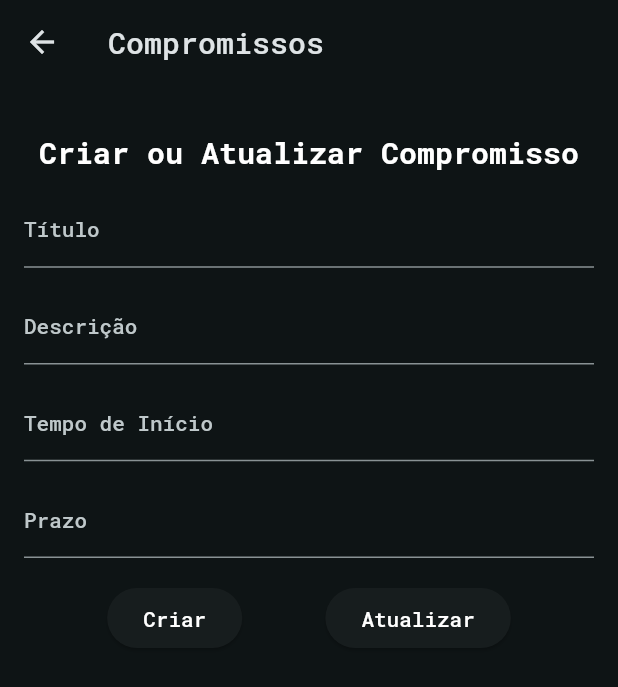
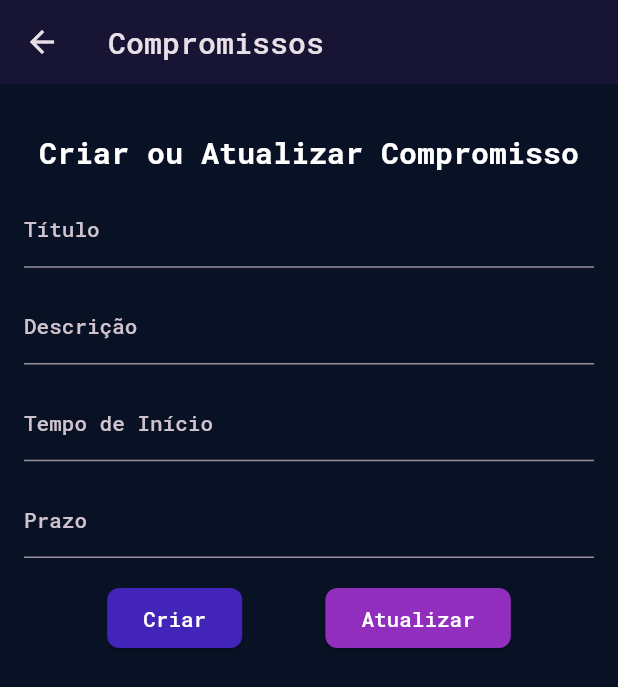
Before and after one commit to MauAgendar/mauagendar, a Flutter app: the HomePage screen opened directly with empty values, after a tap on "Compromissos", on a phone screen of 412 x 824 dp. Shown: the top 687 px of the screen. Run offline on Flutter 3.47's test engine with Material 2 defaults, Android fonts, the light colour scheme and no system bars; our stand-ins replace flutter_secure_storage, google_fonts, jwt_decoder; accounts and stored records are empty; network calls fail.

Commit message:
Alterando cores home e appointments

```diff
--- a/mobile/lib/appointments.dart
+++ b/mobile/lib/appointments.dart
@@ -2,6 +2,8 @@ import 'package:flutter/material.dart';
 import 'package:flutter_secure_storage/flutter_secure_storage.dart';
 import 'package:http/http.dart' as http;
 import 'dart:convert';
+
+import 'package:mauagendar/main.dart';
 
 class Appointment {
   final int id;
@@ -223,7 +225,9 @@ class _CompromissosState extends State<Compromissos> {
   @override
   Widget build(BuildContext context) {
     return Scaffold(
+      backgroundColor: backgroundColor,
       appBar: AppBar(
+        backgroundColor: accentColor.withOpacity(0.1),
         leading: IconButton(
           icon: const Icon(Icons.arrow_back),
           onPressed: () => Navigator.pop(context),
@@ -233,6 +237,10 @@ class _CompromissosState extends State<Compromissos> {
       body: SingleChildScrollView(
         child: Form(
           key: _formKey,
+          child: Container(
+            alignment: Alignment.topCenter,
+            child: SizedBox(
+              width: 800,
               child: Column(
                 children: [
                   const SizedBox(height: 16),
@@ -240,12 +248,19 @@ class _CompromissosState extends State<Compromissos> {
                     children: _appointments.map((appointment) {
                       return Container(
                         padding: const EdgeInsets.all(16),
-                    margin:
-                        const EdgeInsets.symmetric(vertical: 8, horizontal: 16),
+                        margin: const EdgeInsets.symmetric(
+                            vertical: 8, horizontal: 16),
                         decoration: BoxDecoration(
-                      border: Border.all(color: Colors.purple[300]!),
+                            border: Border.all(color: accentColor.withOpacity(0.2)),
                             borderRadius: BorderRadius.circular(8),
-                    ),
+                            gradient: LinearGradient(
+                              begin: Alignment.topRight,
+                              end: Alignment.bottomLeft,
+                              colors: [
+                                primaryColor.withOpacity(0.2),
+                                accentColor.withOpacity(0.2),
+                              ],
+                            )),
                         child: Column(
                           crossAxisAlignment: CrossAxisAlignment.start,
                           children: [
@@ -300,7 +315,8 @@ class _CompromissosState extends State<Compromissos> {
                                         appointment.description;
                                     _startTimeController.text =
                                         appointment.startTime;
-                                _endTimeController.text = appointment.endTime;
+                                    _endTimeController.text =
+                                        appointment.endTime;
                                   }),
                                   child: Text(
                                     'Editar',
@@ -433,7 +449,8 @@ class _CompromissosState extends State<Compromissos> {
                                         content: Text(error.toString()),
                                         actions: [
                                           TextButton(
-                                        onPressed: () => Navigator.pop(context),
+                                            onPressed: () =>
+                                                Navigator.pop(context),
                                             child: const Text('OK'),
                                           ),
                                         ],
@@ -442,6 +459,13 @@ class _CompromissosState extends State<Compromissos> {
                                   });
                                 }
                               },
+                              style: ElevatedButton.styleFrom(
+                                foregroundColor: textColor,
+                                backgroundColor: primaryColor,
+                                shape: RoundedRectangleBorder(
+                                  borderRadius: BorderRadius.circular(8.0),
+                                ),
+                              ),
                               child: const Text(
                                 'Criar',
                                 style: TextStyle(
@@ -461,7 +485,8 @@ class _CompromissosState extends State<Compromissos> {
                                             'Por favor, selecione um compromisso para atualizar'),
                                         actions: [
                                           TextButton(
-                                        onPressed: () => Navigator.pop(context),
+                                            onPressed: () =>
+                                                Navigator.pop(context),
                                             child: const Text('OK'),
                                           ),
                                         ],
@@ -488,6 +513,13 @@ class _CompromissosState extends State<Compromissos> {
                                   }
                                 }
                               },
+                              style: ElevatedButton.styleFrom(
+                                foregroundColor: textColor,
+                                backgroundColor: accentColor,
+                                shape: RoundedRectangleBorder(
+                                  borderRadius: BorderRadius.circular(8.0),
+                                ),
+                              ),
                               child: const Text(
                                 'Atualizar',
                                 style: TextStyle(
@@ -505,6 +537,8 @@ class _CompromissosState extends State<Compromissos> {
               ),
             ),
           ),
+        ),
+      ),
     );
   }
 }
--- a/mobile/lib/home.dart
+++ b/mobile/lib/home.dart
@@ -1,11 +1,11 @@
 import 'package:flutter/material.dart';
+import 'package:mauagendar/main.dart';
 import 'package:mauagendar/user.dart';
 import 'package:mauagendar/navbar.dart';
 
 class HomePage extends StatefulWidget {
   final User user;
   const HomePage({super.key, required this.user});
-
   @override
   _HomePageState createState() => _HomePageState();
 }
@@ -18,8 +18,14 @@ class _HomePageState extends State<HomePage> {
 
   @override
   Widget build(BuildContext context) {
+    const LinearGradient gradient = LinearGradient(
+    colors: <Color>[Color.fromARGB(255, 66, 37, 184),  Color.fromARGB(255, 146, 46, 189)],
+  );
+
     return Scaffold(
+      backgroundColor: backgroundColor,
       appBar: AppBar(
+        backgroundColor: accentColor.withOpacity(0.1),
         title: const Text('Mauagendar - Home'),
         actions: [
           Navbar(
@@ -28,9 +34,14 @@ class _HomePageState extends State<HomePage> {
         ],
       ),
       body: Center(
-        child: Text(
-          "Olá ${widget.user.email}!",
-          style: const TextStyle(color: Colors.deepPurple, fontSize: 24.0),
+        child: ShaderMask(
+          shaderCallback: (Rect rect){
+            return gradient.createShader(rect);
+          },
+          child: Text(
+            "Olá ${widget.user.email}!",
+            style: const TextStyle(color: Colors.deepPurple, fontSize: 80),
+          ),
         ),
       ),
     );
--- a/mobile/lib/main.dart
+++ b/mobile/lib/main.dart
@@ -26,7 +26,7 @@ class LoginApp extends StatelessWidget {
         theme: ThemeData(
             useMaterial3: true,
             colorScheme: ColorScheme.fromSeed(
-              seedColor: Colors.white,
+              seedColor: accentColor,
               // ···
               brightness: Brightness.dark,
             ),
```
Lines whose indentation alone changed are shown as unchanged.
